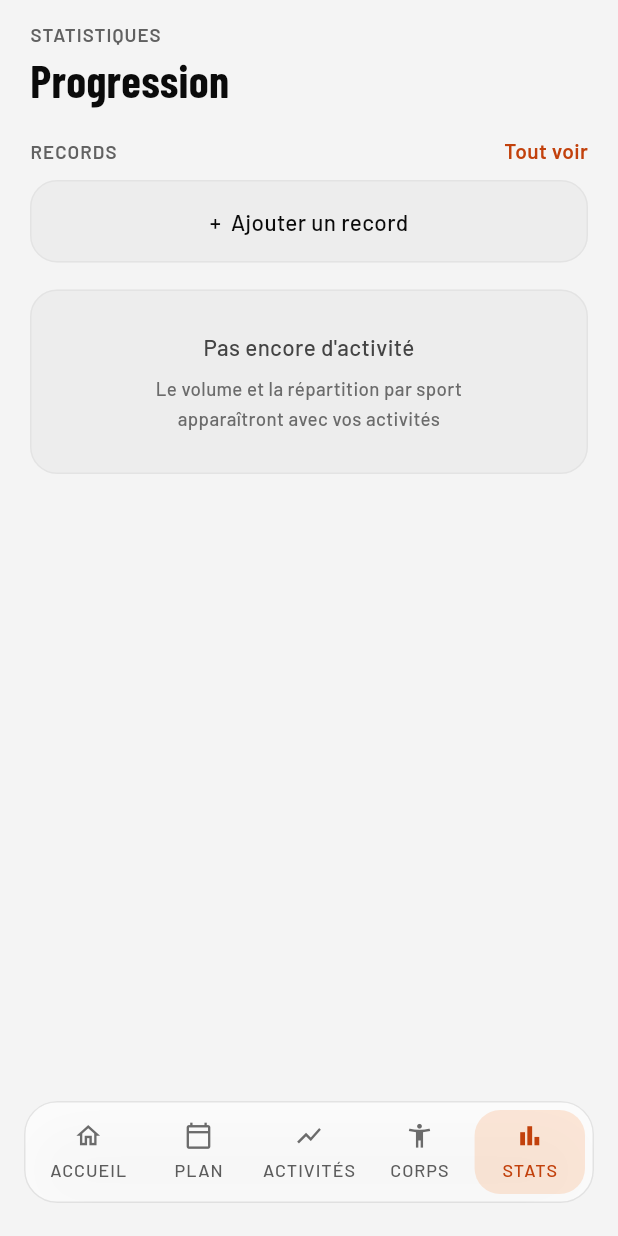
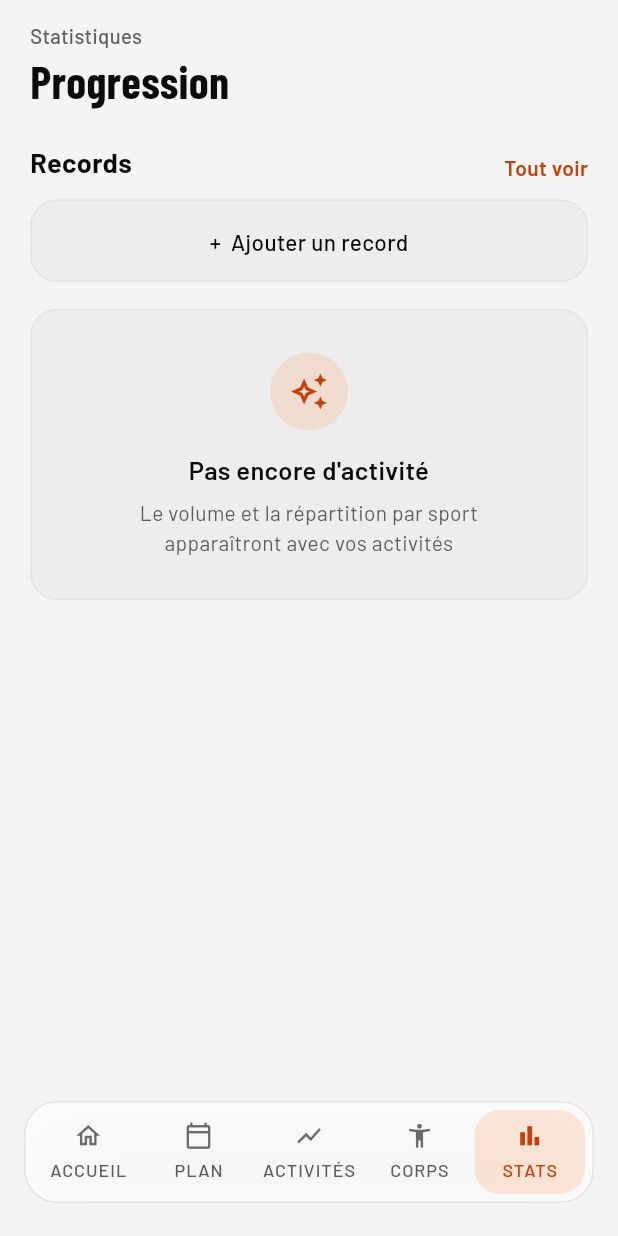
Before and after one commit to lucaslle/SportApp, a Flutter app: the screen it shows after launch, item 5 of the bottom bar chosen, on a phone screen of 412 x 824 dp. Run offline on Flutter 3.47's test engine with Material 3 defaults, Android fonts, the phone set to English and light mode, and no system bars; our stand-ins replace file_picker, flutter_map, flutter_riverpod, flutter_secure_storage, google_fonts, latlong2.

Commit message:
UI plus moderne : libellés en casse de phrase, icônes de sport, filtres défilants, transitions

```diff
--- a/fitness_tracker/lib/app/app_shell.dart
+++ b/fitness_tracker/lib/app/app_shell.dart
@@ -45,11 +45,20 @@ class _AppShellState extends State<AppShell> {
     };
     return PageRouteBuilder<void>(
       settings: RouteSettings(name: screen.route, arguments: settings.arguments),
-      transitionDuration: const Duration(milliseconds: 180),
-      reverseTransitionDuration: const Duration(milliseconds: 140),
+      transitionDuration: const Duration(milliseconds: 260),
+      reverseTransitionDuration: const Duration(milliseconds: 200),
       pageBuilder: (_, __, ___) => page,
-      transitionsBuilder: (_, animation, __, child) =>
-          FadeTransition(opacity: animation, child: child),
+      // Glissement léger depuis la droite avec fondu, comme les apps natives.
+      transitionsBuilder: (_, animation, __, child) {
+        final curved = CurvedAnimation(parent: animation, curve: Curves.easeOutCubic);
+        return FadeTransition(
+          opacity: curved,
+          child: SlideTransition(
+            position: Tween(begin: const Offset(.06, 0), end: Offset.zero).animate(curved),
+            child: child,
+          ),
+        );
+      },
     );
   }
 
--- a/fitness_tracker/lib/screens/stats_overview.dart
+++ b/fitness_tracker/lib/screens/stats_overview.dart
@@ -63,14 +63,8 @@ class StatsOverview extends ConsumerWidget {
             child: ListRow(
               leading: Row(
                 children: [
-                  sportTag(
-                    exercise.sport,
-                    size: 8,
-                    radius: 4,
-                    spacingEm: .1,
-                    padding: EdgeInsets.symmetric(horizontal: 6, vertical: 3),
-                  ),
-                  SizedBox(width: 10),
+                  SportBadge(exercise.sport, size: 36),
+                  SizedBox(width: 12),
                   Flexible(child: Text(exercise.label, style: AppText.sans(size: 14, weight: FontWeight.w500))),
                 ],
               ),
--- a/fitness_tracker/lib/utils/typography.dart
+++ b/fitness_tracker/lib/utils/typography.dart
@@ -1,3 +1,17 @@
 /// Remplace les signes ′ et ″ (minutes, secondes), absents de la police Barlow
 /// et affichés avec un espace en trop, par les apostrophes ’ et ” qu'elle contient.
 String typographic(String text) => text.replaceAll('′', '’').replaceAll('″', '”');
+
+/// Sigles gardés en majuscules par [sentenceCase].
+const Set<String> _acronyms = {'RPE', 'FC', 'GPS', 'CAP', 'HT', 'NAT', 'VMA', 'FTP', 'EF', 'D+', 'CSV', 'A', 'B', 'C'};
+
+/// "RÉPARTITION PAR SPORT · 4 SEM." → "Répartition par sport · 4 sem." :
+/// les libellés tout en majuscules passent en casse de phrase, sigles conservés.
+/// Un texte qui contient déjà des minuscules est rendu tel quel.
+String sentenceCase(String text) {
+  if (text.toUpperCase() != text || text.toLowerCase() == text) return text;
+  final words = text.split(' ').map((word) => _acronyms.contains(word) ? word : word.toLowerCase()).join(' ');
+  final first = words.indexOf(RegExp(r'\p{L}', unicode: true));
+  if (first < 0 || _acronyms.contains(text.split(' ').first)) return words;
+  return words.substring(0, first) + words[first].toUpperCase() + words.substring(first + 1);
+}
--- a/fitness_tracker/lib/widgets/ui.dart
+++ b/fitness_tracker/lib/widgets/ui.dart
@@ -3,6 +3,7 @@ import 'package:flutter/material.dart';
 import '../models/sport.dart';
 import '../theme/app_theme.dart';
 import '../theme/sport_colors.dart';
+import '../utils/typography.dart';
 
 /// Espace réservé sous le contenu pour la barre d'onglets flottante.
 const double kTabBarInset = 122;
@@ -26,10 +27,11 @@ class Eyebrow extends StatelessWidget {
 
   @override
   Widget build(BuildContext context) {
+    // Libellé discret en casse de phrase : les majuscules espacées faisaient daté.
     return Text(
-      text,
+      sentenceCase(text),
       textAlign: align,
-      style: AppText.eyebrow(size: size, color: color, letterSpacingEm: spacingEm),
+      style: AppText.sans(size: size + 2.5, weight: FontWeight.w500, color: color),
     );
   }
 }
@@ -349,7 +351,7 @@ class BackLink extends StatelessWidget {
               children: [
                 Icon(Icons.arrow_back, size: 26, color: AppColors.text),
                 const SizedBox(width: 8),
-                Text(label, style: AppText.mono(size: 13, weight: FontWeight.w600, color: AppColors.textSoft)),
+                Text(sentenceCase(label), style: AppText.sans(size: 15, weight: FontWeight.w600, color: AppColors.textSoft)),
               ],
             ),
           ),
@@ -361,7 +363,7 @@ class BackLink extends StatelessWidget {
 
 /// Titre de section mono avec marges verticales.
 class SectionLabel extends StatelessWidget {
-  const SectionLabel(this.text, {super.key, this.top = 22, this.bottom = 10, this.trailing});
+  const SectionLabel(this.text, {super.key, this.top = 26, this.bottom = 12, this.trailing});
 
   final String text;
   final double top;
@@ -375,7 +377,10 @@ class SectionLabel extends StatelessWidget {
       child: Row(
         mainAxisAlignment: MainAxisAlignment.spaceBetween,
         crossAxisAlignment: CrossAxisAlignment.end,
-        children: [Eyebrow(text), if (trailing != null) trailing!],
+        children: [
+          Flexible(child: Text(sentenceCase(text), style: AppText.sans(size: 17, weight: FontWeight.w700))),
+          if (trailing != null) trailing!,
+        ],
       ),
     );
   }
@@ -619,28 +624,36 @@ void showAppSnack(BuildContext context, String message) {
 
 /// Encadré pointillé affiché quand un écran n'a encore aucune donnée.
 class EmptyState extends StatelessWidget {
-  const EmptyState({super.key, required this.title, required this.message});
+  const EmptyState({super.key, required this.title, required this.message, this.icon = Icons.auto_awesome_outlined});
 
   final String title;
   final String message;
+  final IconData icon;
 
   @override
   Widget build(BuildContext context) {
     return DashedBox(
       color: AppColors.borderMid,
-      padding: EdgeInsets.symmetric(vertical: 26, horizontal: 16),
+      padding: EdgeInsets.symmetric(vertical: 28, horizontal: 20),
       child: Column(
         children: [
+          Container(
+            width: 52,
+            height: 52,
+            decoration: BoxDecoration(color: AppColors.accent.withValues(alpha: .14), shape: BoxShape.circle),
+            child: Icon(icon, color: AppColors.accentText, size: 26),
+          ),
+          SizedBox(height: 14),
           Text(
             title,
             textAlign: TextAlign.center,
-            style: AppText.sans(size: 14, weight: FontWeight.w500, color: AppColors.textFilter),
+            style: AppText.sans(size: 16, weight: FontWeight.w600),
           ),
-          SizedBox(height: 8),
+          SizedBox(height: 6),
           Text(
             message,
             textAlign: TextAlign.center,
-            style: AppText.mono(size: 10, color: AppColors.dim, height: 1.6),
+            style: AppText.sans(size: 13, color: AppColors.muted, height: 1.45),
           ),
         ],
       ),
```
Also changed, not shown: fitness_tracker/lib/screens/goals_screen.dart (+3 -8 lines), fitness_tracker/lib/screens/history_screen.dart (+36 -21 lines), fitness_tracker/lib/screens/home_screen.dart (+4 -3 lines), fitness_tracker/lib/theme/sport_colors.dart (+32 -0 lines), 2 other files.
